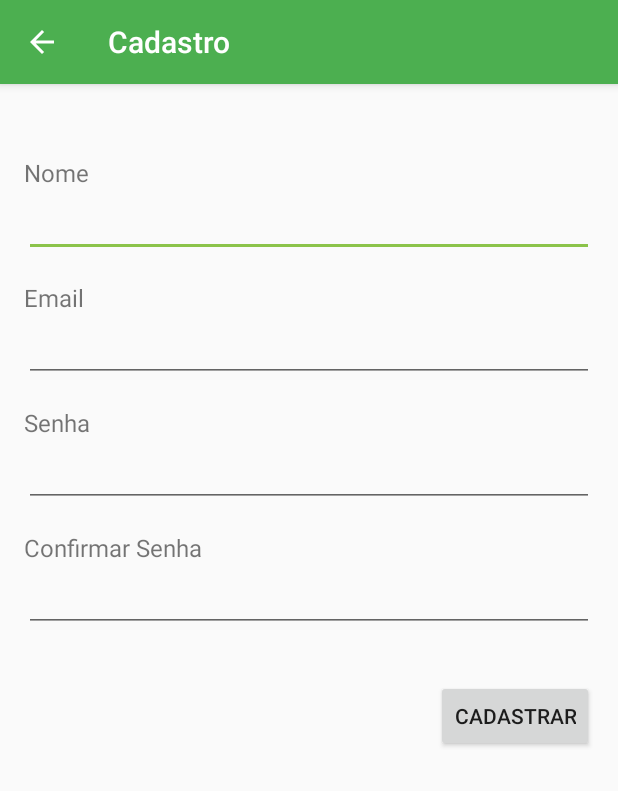
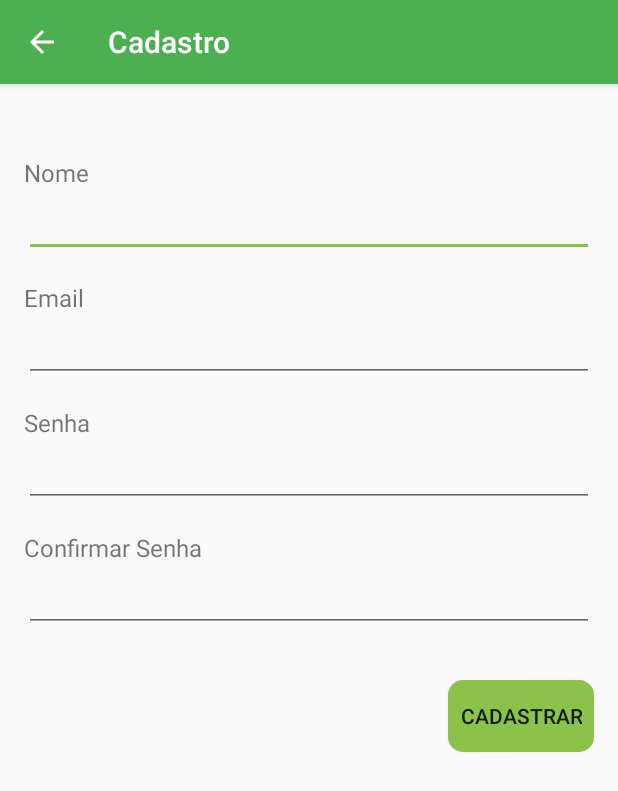
Before and after one commit to Cayk/ReTry, an Android app: the Cadastro screen opened directly, with no data from a screen before it, on a phone screen of 412 x 824 dp. Shown: the top 791 px of the screen. Run offline under Robolectric (Android 15) with nearby library versions, the phone set to English and light mode, and no system bars; libraries missing offline, so code that uses them is left out: com.squareup.okhttp.

Commit message:
Design dos botões.

```diff
--- /dev/null
+++ b/app/src/main/res/drawable/scree_border.xml
@@ -0,0 +1,16 @@
+<shape xmlns:android="http://schemas.android.com/apk/res/android"
+    android:padding="10dp"
+    android:shape="rectangle">
+
+    <solid android:color="@color/colorAccent" />
+
+    <corners
+        android:bottomLeftRadius="10dp"
+        android:bottomRightRadius="10dp"
+        android:topLeftRadius="10dp"
+        android:topRightRadius="10dp" />
+
+    <padding android:left="8dp"/>
+    <padding android:right="8dp"/>
+
+</shape>
--- a/app/src/main/res/layout/activity_cadastro.xml
+++ b/app/src/main/res/layout/activity_cadastro.xml
@@ -99,6 +99,7 @@
         android:layout_below="@+id/confirmarSenha"
         android:layout_alignParentRight="true"
         android:layout_alignParentEnd="true"
-        android:layout_marginTop="32dp" />
+        android:layout_marginTop="32dp"
+        android:background="@drawable/scree_border"/>
 
 </RelativeLayout>
--- a/app/src/main/res/layout/activity_editar_perfil.xml
+++ b/app/src/main/res/layout/activity_editar_perfil.xml
@@ -99,5 +99,6 @@
         android:layout_marginTop="16dp"
         android:layout_alignParentRight="true"
         android:layout_alignParentEnd="true"
+        android:background="@drawable/scree_border"
         android:onClick="editarPerfil"/>
 </RelativeLayout>
--- a/app/src/main/res/layout/activity_esqueci_senha.xml
+++ b/app/src/main/res/layout/activity_esqueci_senha.xml
@@ -42,6 +42,7 @@
         android:layout_below="@+id/email"
         android:layout_alignParentRight="true"
         android:layout_alignParentEnd="true"
-        android:layout_marginTop="16dp"/>
+        android:layout_marginTop="16dp"
+        android:background="@drawable/scree_border"/>
 
 </RelativeLayout>
--- a/app/src/main/res/layout/activity_historico_reciclagem.xml
+++ b/app/src/main/res/layout/activity_historico_reciclagem.xml
@@ -36,6 +36,7 @@
         android:onClick="limparHist"
         android:layout_alignParentBottom="true"
         android:layout_alignParentLeft="true"
-        android:layout_alignParentStart="true" />
+        android:layout_alignParentStart="true"
+        android:background="@drawable/scree_border"/>
 
 </RelativeLayout>
--- a/app/src/main/res/layout/activity_login.xml
+++ b/app/src/main/res/layout/activity_login.xml
@@ -49,6 +49,7 @@
         android:layout_below="@+id/senha"
         android:layout_marginTop="16dp"
         android:layout_centerHorizontal="true"
+        android:background="@drawable/scree_border"
         android:onClick="carregarTelaPrincipal"/>
 
     <TextView
--- a/app/src/main/res/layout/activity_main.xml
+++ b/app/src/main/res/layout/activity_main.xml
@@ -100,5 +100,6 @@
         android:layout_alignParentRight="true"
         android:layout_alignParentEnd="true"
         android:layout_marginTop="16dp"
+        android:background="@drawable/scree_border"
         android:onClick="confirmarItem"/>
 </RelativeLayout>
```
